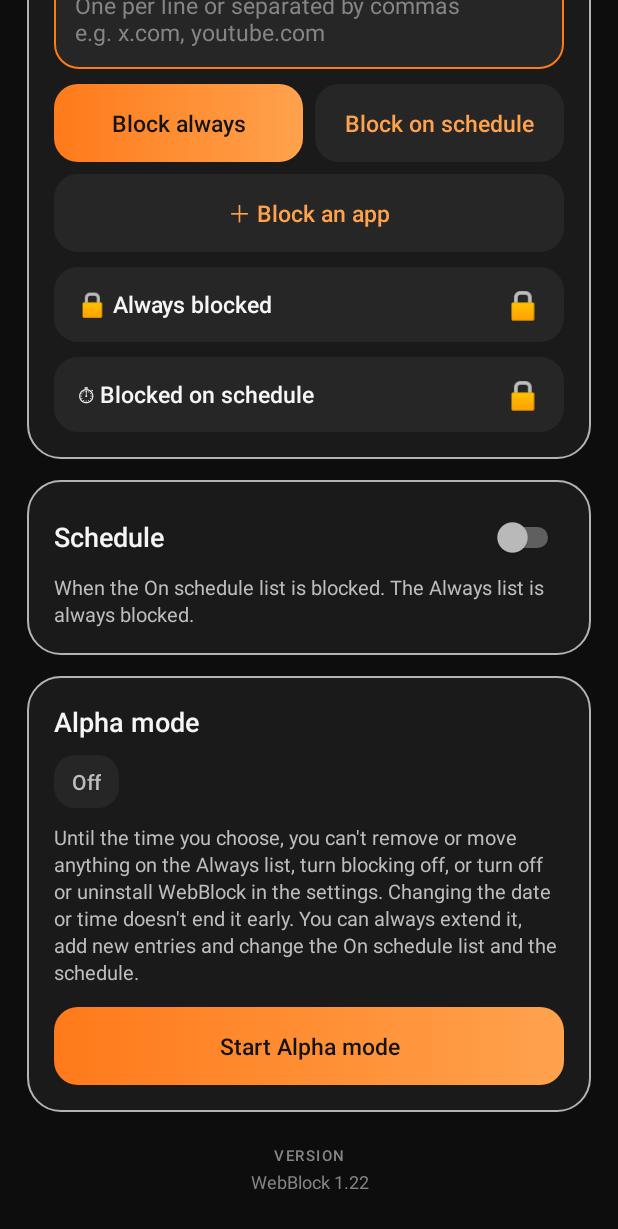
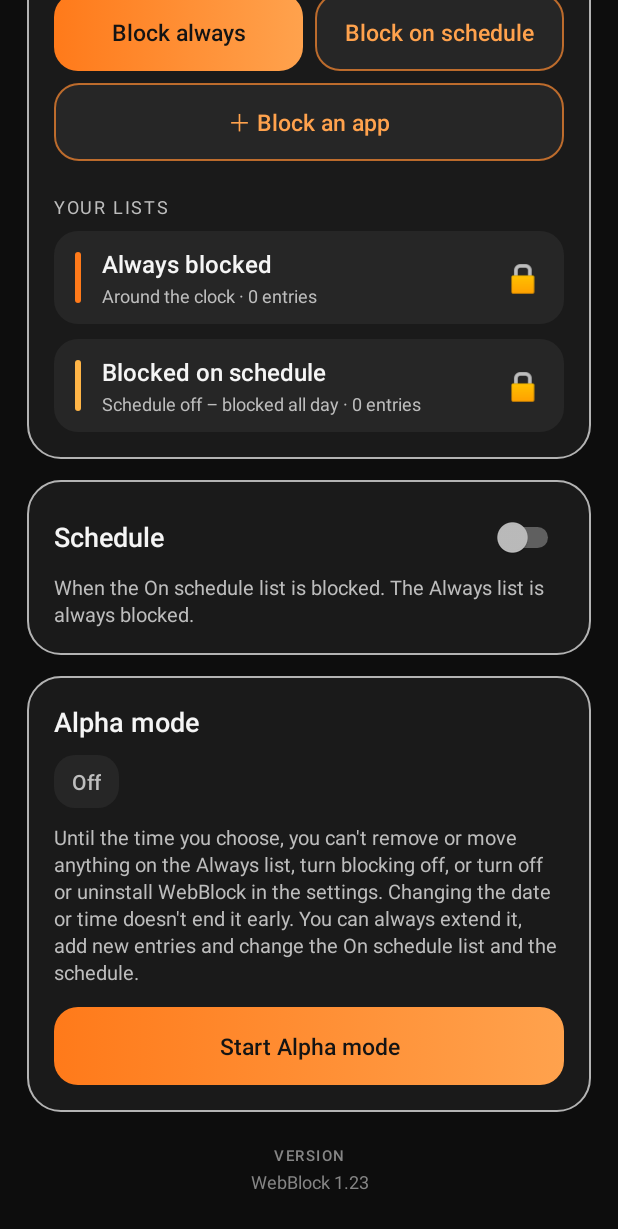
Before and after one commit to MaximusFinch/Website-Blocker, an Android app: the screen it shows after launch (MainActivity), after a tap on "Block always", on a phone screen of 412 x 824 dp. Shown: the top 1229 px of the screen. Run offline under Robolectric (Android 15) with nearby library versions, the phone set to English and light mode, and no system bars; 2 other taps on this screen came first.

Commit message:
v1.23: no repeated hint popups, clearer block list design
Co-Authored-By: Claude Opus 5.5 <noreply@anthropic.com>

```diff
--- a/app/build.gradle.kts
+++ b/app/build.gradle.kts
@@ -11,8 +11,8 @@ android {
         applicationId = "app.siteblocker"
         minSdk = 24
         targetSdk = 34
-        versionCode = 23
-        versionName = "1.22"
+        versionCode = 24
+        versionName = "1.23"
     }
 
     // The signing key is NOT stored in this repository. The build reads it from
--- a/app/src/main/java/app/siteblocker/BlockerService.kt
+++ b/app/src/main/java/app/siteblocker/BlockerService.kt
@@ -161,7 +161,7 @@ class BlockerService : AccessibilityService() {
 
         performGlobalAction(GLOBAL_ACTION_HOME)
         val now = SystemClock.uptimeMillis()
-        if (now - lastGuardToast > 3000) {
+        if (now - lastGuardToast > 3700) {
             lastGuardToast = now
             Toast.makeText(this, R.string.guard_hint, Toast.LENGTH_LONG).show()
         }
--- a/app/src/main/java/app/siteblocker/MainActivity.kt
+++ b/app/src/main/java/app/siteblocker/MainActivity.kt
@@ -49,9 +49,11 @@ class MainActivity : Activity() {
     private lateinit var cardSchedule: View
     private lateinit var alwaysToggleText: TextView
     private lateinit var alwaysChevron: TextView
+    private lateinit var alwaysSub: TextView
     private lateinit var alwaysList: LinearLayout
     private lateinit var flexToggleText: TextView
     private lateinit var flexChevron: TextView
+    private lateinit var flexSub: TextView
     private lateinit var flexList: LinearLayout
     private var alwaysExpanded = false
     private var flexExpanded = false
@@ -111,9 +113,11 @@ class MainActivity : Activity() {
         cardSchedule = findViewById(R.id.card_schedule)
         alwaysToggleText = findViewById(R.id.always_toggle_text)
         alwaysChevron = findViewById(R.id.always_chevron)
+        alwaysSub = findViewById(R.id.always_sub)
         alwaysList = findViewById(R.id.always_list)
         flexToggleText = findViewById(R.id.flex_toggle_text)
         flexChevron = findViewById(R.id.flex_chevron)
+        flexSub = findViewById(R.id.flex_sub)
         flexList = findViewById(R.id.flex_list)
         findViewById<View>(R.id.always_toggle).setOnClickListener { toggleList(true) }
         findViewById<View>(R.id.flex_toggle).setOnClickListener { toggleList(false) }
@@ -286,11 +290,7 @@ class MainActivity : Activity() {
     /** The Alpha mode message: only shown when a locked control (or the Alpha status) is tapped. */
     private fun denied() {
         val until = BlockConfig.getStrictUntil(this)
-        Toast.makeText(
-            this,
-            getString(R.string.locked_hint) + "\n(${remaining(until)} left)",
-            Toast.LENGTH_LONG,
-        ).show()
+        toast(getString(R.string.locked_hint) + "\n(${remaining(until)} left)", long = true, key = "denied")
     }
 
     private fun isServiceEnabled(): Boolean {
@@ -451,6 +451,15 @@ class MainActivity : Activity() {
         val box = if (always) alwaysList else flexList
         (if (always) alwaysToggleText else flexToggleText)
             .setText(if (always) R.string.list_always else R.string.list_flex)
+        // Second line: what the list does right now and how many entries it has
+        val count = BlockConfig.getSites(this, always).size + BlockConfig.getApps(this, always).size
+        val entries = if (count == 1) "1 entry" else "$count entries"
+        (if (always) alwaysSub else flexSub).text = when {
+            always -> "Around the clock · $entries"
+            !BlockConfig.isScheduleEnabled(this) -> "Schedule off – blocked all day · $entries"
+            BlockConfig.isActiveNow(this) -> "Blocked right now · $entries"
+            else -> "Not blocked right now · $entries"
+        }
         (if (always) alwaysChevron else flexChevron).text = when {
             expanded -> "▴"
             listUnlocked -> "▾"
@@ -788,7 +797,24 @@ class MainActivity : Activity() {
         refresh()
     }
 
-    private fun toast(msg: String) = Toast.makeText(this, msg, Toast.LENGTH_SHORT).show()
+    private var shownToast: Toast? = null
+    private var shownToastKey: String? = null
+    private var shownToastUntil = 0L
+
+    /**
+     * Shows a short message. Tapping again while the same message is still on screen
+     * does nothing (Android would otherwise queue it again and again); a different
+     * message replaces the current one.
+     */
+    private fun toast(msg: String, long: Boolean = false, key: String = msg) {
+        val now = android.os.SystemClock.uptimeMillis()
+        if (key == shownToastKey && now < shownToastUntil) return
+        shownToast?.cancel()
+        shownToast = Toast.makeText(this, msg, if (long) Toast.LENGTH_LONG else Toast.LENGTH_SHORT).also { it.show() }
+        shownToastKey = key
+        // Android shows LENGTH_LONG for 3.5 s and LENGTH_SHORT for 2 s
+        shownToastUntil = now + if (long) 3600 else 2100
+    }
 
     /** Checks in the background whether the sites on both lists still exist. */
     private fun checkExistence() {
@@ -846,11 +872,11 @@ class MainActivity : Activity() {
         val now = System.currentTimeMillis()
         val current = BlockConfig.getStrictUntil(this)
         if (end <= now) {
-            Toast.makeText(this, "That time is in the past.", Toast.LENGTH_LONG).show()
+            toast("That time is in the past.", long = true)
             return
         }
         if (current > now && end <= current) {
-            Toast.makeText(this, "Alpha mode can only be extended, not shortened.", Toast.LENGTH_LONG).show()
+            toast("Alpha mode can only be extended, not shortened.", long = true)
             return
         }
         AlertDialog.Builder(this)
--- /dev/null
+++ b/app/src/main/res/drawable/bg_bar_always.xml
@@ -0,0 +1,4 @@
+<?xml version="1.0" encoding="utf-8"?>
+<shape xmlns:android="http://schemas.android.com/apk/res/android">
+    <solid android:color="@color/accent" /><corners android:radius="2dp" />
+</shape>
--- /dev/null
+++ b/app/src/main/res/drawable/bg_bar_flex.xml
@@ -0,0 +1,4 @@
+<?xml version="1.0" encoding="utf-8"?>
+<shape xmlns:android="http://schemas.android.com/apk/res/android">
+    <solid android:color="@color/warn" /><corners android:radius="2dp" />
+</shape>
--- /dev/null
+++ b/app/src/main/res/drawable/bg_button_outline.xml
@@ -0,0 +1,7 @@
+<?xml version="1.0" encoding="utf-8"?>
+<!-- Second-choice button: dark with an orange outline -->
+<selector xmlns:android="http://schemas.android.com/apk/res/android">
+    <item android:state_enabled="false"><shape><solid android:color="@color/surface2" /><corners android:radius="16dp" /></shape></item>
+    <item android:state_pressed="true"><shape><solid android:color="#33FF7A1A" /><corners android:radius="16dp" /><stroke android:width="1.5dp" android:color="@color/accent2" /></shape></item>
+    <item><shape><solid android:color="@color/surface2" /><corners android:radius="16dp" /><stroke android:width="1.5dp" android:color="#B3FF8C33" /></shape></item>
+</selector>
--- a/app/src/main/res/layout/activity_main.xml
+++ b/app/src/main/res/layout/activity_main.xml
@@ -147,10 +147,19 @@
         <!-- Block list -->
         <LinearLayout style="@style/Card">
 
+            <TextView
+                style="@style/CardTitle"
+                android:text="@string/sites_header" />
+
+            <TextView
+                style="@style/CardDesc"
+                android:text="@string/sites_desc" />
+
             <EditText
                 android:id="@+id/input_site"
                 android:layout_width="match_parent"
                 android:layout_height="wrap_content"
+                android:layout_marginTop="14dp"
                 android:background="@drawable/bg_input"
                 android:gravity="top|start"
                 android:hint="@string/sites_hint"
@@ -193,33 +202,64 @@
                 android:layout_marginTop="8dp"
                 android:text="@string/add_app" />
 
+            <TextView
+                style="@style/TileLabel"
+                android:layout_width="match_parent"
+                android:layout_marginTop="22dp"
+                android:layout_marginBottom="8dp"
+                android:layout_weight="0"
+                android:text="@string/lists_label" />
+
             <!-- Always list (collapsible) -->
             <LinearLayout
                 android:id="@+id/always_toggle"
                 android:layout_width="match_parent"
                 android:layout_height="wrap_content"
-                android:layout_marginTop="10dp"
+                android:layout_marginTop="0dp"
                 android:background="@drawable/bg_tile"
                 android:clickable="true"
                 android:focusable="true"
                 android:gravity="center_vertical"
-                android:minHeight="50dp"
+                android:minHeight="62dp"
                 android:orientation="horizontal"
-                android:paddingHorizontal="16dp">
+                android:paddingStart="14dp"
+                android:paddingEnd="16dp"
+                android:paddingVertical="10dp">
 
-                <TextView
-                    android:id="@+id/always_toggle_text"
+                <View
+                    android:layout_width="4dp"
+                    android:layout_height="34dp"
+                    android:background="@drawable/bg_bar_always" />
+
+                <LinearLayout
                     android:layout_width="0dp"
                     android:layout_height="wrap_content"
+                    android:layout_marginStart="14dp"
                     android:layout_weight="1"
-                    android:fontFamily="sans-serif-medium"
-                    android:textColor="@color/text"
-                    android:textSize="15sp" />
+                    android:orientation="vertical">
+
+                    <TextView
+                        android:id="@+id/always_toggle_text"
+                        android:layout_width="wrap_content"
+                        android:layout_height="wrap_content"
+                        android:fontFamily="sans-serif-medium"
+                        android:textColor="@color/text"
+                        android:textSize="16sp" />
+
+                    <TextView
+                        android:id="@+id/always_sub"
+                        android:layout_width="wrap_content"
+                        android:layout_height="wrap_content"
+                        android:layout_marginTop="2dp"
+                        android:textColor="@color/text_dim"
+                        android:textSize="12sp" />
+                </LinearLayout>
 
                 <TextView
                     android:id="@+id/always_chevron"
                     android:layout_width="wrap_content"
                     android:layout_height="wrap_content"
+                    android:layout_marginStart="8dp"
                     android:text="▾"
                     android:textColor="@color/text_dim"
                     android:textSize="18sp" />
@@ -242,23 +282,46 @@
                 android:clickable="true"
                 android:focusable="true"
                 android:gravity="center_vertical"
-                android:minHeight="50dp"
+                android:minHeight="62dp"
                 android:orientation="horizontal"
-                android:paddingHorizontal="16dp">
+                android:paddingStart="14dp"
+                android:paddingEnd="16dp"
+                android:paddingVertical="10dp">
 
-                <TextView
-                    android:id="@+id/flex_toggle_text"
+                <View
+                    android:layout_width="4dp"
+                    android:layout_height="34dp"
+                    android:background="@drawable/bg_bar_flex" />
+
+                <LinearLayout
                     android:layout_width="0dp"
                     android:layout_height="wrap_content"
+                    android:layout_marginStart="14dp"
                     android:layout_weight="1"
-                    android:fontFamily="sans-serif-medium"
-                    android:textColor="@color/text"
-                    android:textSize="15sp" />
+                    android:orientation="vertical">
+
+                    <TextView
+                        android:id="@+id/flex_toggle_text"
+                        android:layout_width="wrap_content"
+                        android:layout_height="wrap_content"
+                        android:fontFamily="sans-serif-medium"
+                        android:textColor="@color/text"
+                        android:textSize="16sp" />
+
+                    <TextView
+                        android:id="@+id/flex_sub"
+                        android:layout_width="wrap_content"
+                        android:layout_height="wrap_content"
+                        android:layout_marginTop="2dp"
+                        android:textColor="@color/text_dim"
+                        android:textSize="12sp" />
+                </LinearLayout>
 
                 <TextView
                     android:id="@+id/flex_chevron"
                     android:layout_width="wrap_content"
                     android:layout_height="wrap_content"
+                    android:layout_marginStart="8dp"
                     android:text="▾"
                     android:textColor="@color/text_dim"
                     android:textSize="18sp" />
--- a/app/src/main/res/values/strings.xml
+++ b/app/src/main/res/values/strings.xml
@@ -13,7 +13,7 @@
     <string name="status_off">●  Unprotected</string>
     <string name="alpha_on">●  Alpha mode on</string>
     <string name="alpha_off">●  Alpha mode off</string>
-    <string name="sub_active">Sites on your list are being blocked</string>
+    <string name="sub_active">Your block lists are active</string>
     <string name="sub_service_off">Accessibility service is off</string>
     <string name="sub_disabled">Blocking is paused</string>
     <string name="sub_no_sites">Nothing on the block lists</string>
@@ -26,13 +26,15 @@
     <string name="blocking_off_title">Blocking is paused</string>
     <string name="blocking_off_desc">Nothing is being blocked right now. To pause again later, tap the green status.</string>
     <string name="turn_on">Turn on</string>
-    <string name="sites_header">Blocked sites</string>
+    <string name="sites_header">Block list</string>
+    <string name="sites_desc">Add websites or apps – blocked always, or only at the times in the schedule.</string>
+    <string name="lists_label">Your lists</string>
     <string name="sites_hint">One per line or separated by commas\ne.g. x.com, youtube.com</string>
     <string name="add_always">Block always</string>
     <string name="add_flex">Block on schedule</string>
-    <string name="add_app">＋ Block an app</string>
-    <string name="list_always">🔒  Always blocked</string>
-    <string name="list_flex">⏱  Blocked on schedule</string>
+    <string name="add_app">＋  Block an app</string>
+    <string name="list_always">Always blocked</string>
+    <string name="list_flex">Blocked on schedule</string>
     <string name="list_always_desc">Blocked around the clock. In Alpha mode nothing here can be removed or moved.</string>
     <string name="list_flex_desc">Blocked at the times set in the schedule. Can always be changed, even in Alpha mode.</string>
     <string name="no_sites">Nothing on this list yet.</string>
@@ -50,5 +52,5 @@
     <string name="locked_hint">Alpha mode is activated – changes are possible once it ends.</string>
     <string name="help">Android 13 and newer: Settings › Apps › WebBlock › ⋮ › \"Allow restricted settings\", then enable it here.</string>
     <string name="version_label">Version</string>
-    <string name="version">WebBlock 1.22</string>
+    <string name="version">WebBlock 1.23</string>
 </resources>
--- a/app/src/main/res/values/styles.xml
+++ b/app/src/main/res/values/styles.xml
@@ -67,9 +67,9 @@
         <item name="android:stateListAnimator">@null</item>
     </style>
 
-    <!-- Dark button next to the orange one -->
+    <!-- Dark outlined button next to the orange one -->
     <style name="SecondaryButton" parent="PrimaryButton">
-        <item name="android:background">@drawable/bg_tile</item>
+        <item name="android:background">@drawable/bg_button_outline</item>
         <item name="android:textColor">@color/accent2</item>
     </style>
 
```
